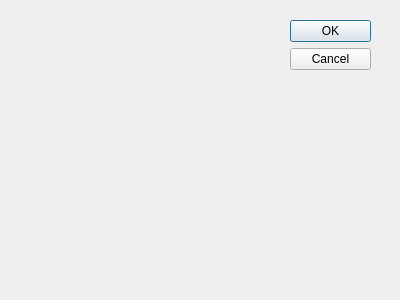
Above: untitled.ui from wyt1234/Tdemo1 before the change. Below: the same form after it.
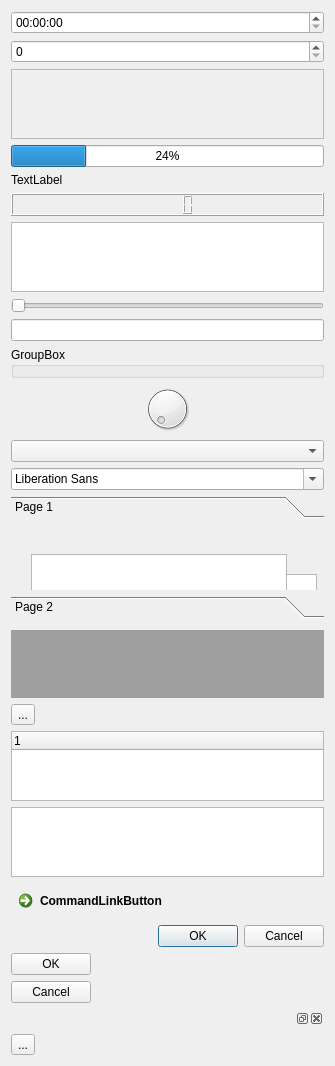
That is the form after the change.

Patch:
```diff
--- a/untitled.ui
+++ b/untitled.ui
@@ -6,29 +6,198 @@
    <rect>
     <x>0</x>
     <y>0</y>
-    <width>400</width>
-    <height>300</height>
+    <width>335</width>
+    <height>953</height>
    </rect>
   </property>
   <property name="windowTitle">
    <string>Dialog</string>
   </property>
-  <widget class="QDialogButtonBox" name="buttonBox">
-   <property name="geometry">
-    <rect>
-     <x>290</x>
-     <y>20</y>
-     <width>81</width>
-     <height>241</height>
-    </rect>
-   </property>
-   <property name="orientation">
-    <enum>Qt::Vertical</enum>
-   </property>
-   <property name="standardButtons">
-    <set>QDialogButtonBox::Cancel|QDialogButtonBox::Ok</set>
-   </property>
-  </widget>
+  <layout class="QVBoxLayout" name="verticalLayout">
+   <item>
+    <widget class="QTimeEdit" name="timeEdit"/>
+   </item>
+   <item>
+    <widget class="QSpinBox" name="spinBox"/>
+   </item>
+   <item>
+    <widget class="QScrollArea" name="scrollArea">
+     <property name="widgetResizable">
+      <bool>true</bool>
+     </property>
+     <widget class="QWidget" name="scrollAreaWidgetContents">
+      <property name="geometry">
+       <rect>
+        <x>0</x>
+        <y>0</y>
+        <width>315</width>
+        <height>57</height>
+       </rect>
+      </property>
+     </widget>
+    </widget>
+   </item>
+   <item>
+    <widget class="QProgressBar" name="progressBar">
+     <property name="value">
+      <number>24</number>
+     </property>
+    </widget>
+   </item>
+   <item>
+    <widget class="QLabel" name="label">
+     <property name="text">
+      <string>TextLabel</string>
+     </property>
+    </widget>
+   </item>
+   <item>
+    <widget class="QLCDNumber" name="lcdNumber"/>
+   </item>
+   <item>
+    <widget class="QTextBrowser" name="textBrowser"/>
+   </item>
+   <item>
+    <widget class="QSlider" name="horizontalSlider">
+     <property name="orientation">
+      <enum>Qt::Horizontal</enum>
+     </property>
+    </widget>
+   </item>
+   <item>
+    <widget class="QLineEdit" name="lineEdit"/>
+   </item>
+   <item>
+    <widget class="QGroupBox" name="groupBox">
+     <property name="title">
+      <string>GroupBox</string>
+     </property>
+    </widget>
+   </item>
+   <item>
+    <widget class="QDial" name="dial"/>
+   </item>
+   <item>
+    <widget class="QComboBox" name="comboBox"/>
+   </item>
+   <item>
+    <widget class="QFontComboBox" name="fontComboBox"/>
+   </item>
+   <item>
+    <widget class="QToolBox" name="toolBox">
+     <property name="currentIndex">
+      <number>0</number>
+     </property>
+     <widget class="QWidget" name="page">
+      <property name="geometry">
+       <rect>
+        <x>0</x>
+        <y>0</y>
+        <width>317</width>
+        <height>57</height>
+       </rect>
+      </property>
+      <attribute name="label">
+       <string>Page 1</string>
+      </attribute>
+      <widget class="QUndoView" name="undoView">
+       <property name="geometry">
+        <rect>
+         <x>50</x>
+         <y>50</y>
+         <width>256</width>
+         <height>192</height>
+        </rect>
+       </property>
+      </widget>
+      <widget class="QTableView" name="tableView">
+       <property name="geometry">
+        <rect>
+         <x>20</x>
+         <y>30</y>
+         <width>256</width>
+         <height>192</height>
+        </rect>
+       </property>
+      </widget>
+     </widget>
+     <widget class="QWidget" name="page_2">
+      <property name="geometry">
+       <rect>
+        <x>0</x>
+        <y>0</y>
+        <width>317</width>
+        <height>57</height>
+       </rect>
+      </property>
+      <attribute name="label">
+       <string>Page 2</string>
+      </attribute>
+     </widget>
+    </widget>
+   </item>
+   <item>
+    <widget class="QWidget" name="widget" native="true"/>
+   </item>
+   <item>
+    <widget class="QMdiArea" name="mdiArea"/>
+   </item>
+   <item>
+    <widget class="QToolButton" name="toolButton_2">
+     <property name="text">
+      <string>...</string>
+     </property>
+    </widget>
+   </item>
+   <item>
+    <widget class="QTreeWidget" name="treeWidget">
+     <column>
+      <property name="text">
+       <string notr="true">1</string>
+      </property>
+     </column>
+    </widget>
+   </item>
+   <item>
+    <widget class="QColumnView" name="columnView"/>
+   </item>
+   <item>
+    <widget class="QCommandLinkButton" name="commandLinkButton">
+     <property name="text">
+      <string>CommandLinkButton</string>
+     </property>
+    </widget>
+   </item>
+   <item>
+    <widget class="QDialogButtonBox" name="buttonBox_2">
+     <property name="standardButtons">
+      <set>QDialogButtonBox::Cancel|QDialogButtonBox::Ok</set>
+     </property>
+    </widget>
+   </item>
+   <item>
+    <widget class="QDialogButtonBox" name="buttonBox">
+     <property name="orientation">
+      <enum>Qt::Vertical</enum>
+     </property>
+     <property name="standardButtons">
+      <set>QDialogButtonBox::Cancel|QDialogButtonBox::Ok</set>
+     </property>
+    </widget>
+   </item>
+   <item>
+    <widget class="QDockWidget" name="dockWidget">
+     <widget class="QWidget" name="dockWidgetContents"/>
+    </widget>
+   </item>
+   <item>
+    <widget class="QToolButton" name="toolButton">
+     <property name="text">
+      <string>...</string>
+     </property>
+    </widget>
+   </item>
+  </layout>
  </widget>
  <resources/>
  <connections>
```
